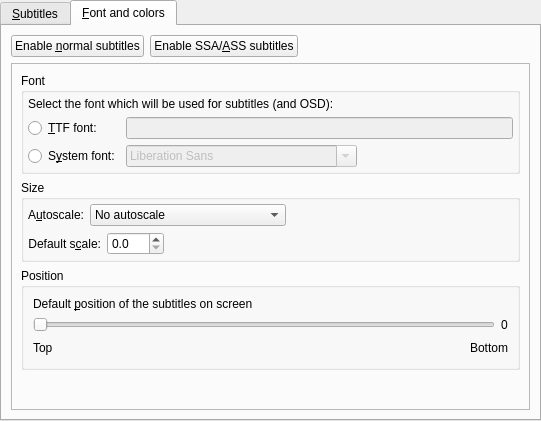
Qt form src/prefsubtitles.ui (bitwiseworks/smplayer-os2) before a commit.
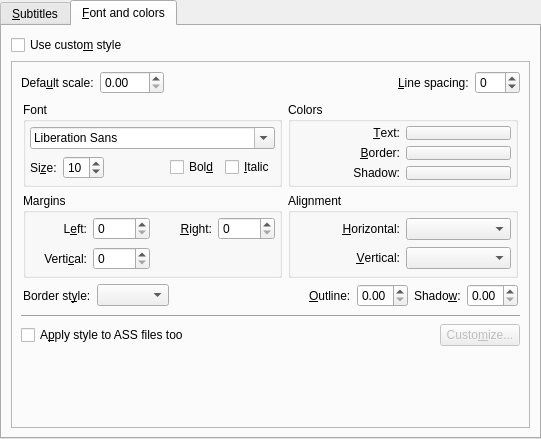
The same form after that commit. The open tabs and pages were chosen to show the change. Custom widgets are drawn as their Qt base class.

Patch:
```diff
--- a/src/prefsubtitles.ui
+++ b/src/prefsubtitles.ui
@@ -7,7 +7,7 @@
     <x>0</x>
     <y>0</y>
     <width>541</width>
-    <height>421</height>
+    <height>439</height>
    </rect>
   </property>
   <property name="windowTitle">
@@ -19,6 +19,9 @@
    </property>
    <item>
     <widget class="QTabWidget" name="subtitles_tab">
+     <property name="enabled">
+      <bool>true</bool>
+     </property>
      <property name="currentIndex">
       <number>0</number>
      </property>
@@ -254,50 +257,14 @@
       </layout>
      </widget>
      <widget class="QWidget" name="tab2">
+      <property name="enabled">
+       <bool>true</bool>
+      </property>
       <attribute name="title">
        <string>&amp;Font and colors</string>
       </attribute>
       <layout class="QGridLayout">
-       <item row="0" column="0">
-        <widget class="QPushButton" name="normal_subs_button">
-         <property name="text">
-          <string>Enable &amp;normal subtitles</string>
-         </property>
-         <property name="checkable">
-          <bool>true</bool>
-         </property>
-         <property name="autoExclusive">
-          <bool>true</bool>
-         </property>
-        </widget>
-       </item>
-       <item row="0" column="1">
-        <widget class="QPushButton" name="ass_subs_button">
-         <property name="text">
-          <string>Enable SSA/&amp;ASS subtitles</string>
-         </property>
-         <property name="checkable">
-          <bool>true</bool>
-         </property>
-         <property name="autoExclusive">
-          <bool>true</bool>
-         </property>
-        </widget>
-       </item>
-       <item row="0" column="2">
-        <spacer>
-         <property name="orientation">
-          <enum>Qt::Horizontal</enum>
-         </property>
-         <property name="sizeHint" stdset="0">
-          <size>
-           <width>291</width>
-           <height>20</height>
-          </size>
-         </property>
-        </spacer>
-       </item>
-       <item row="1" column="0" colspan="3">
+       <item row="1" column="0" colspan="2">
         <widget class="QStackedWidget" name="stackedWidget">
          <property name="sizePolicy">
           <sizepolicy hsizetype="Preferred" vsizetype="Expanding">
@@ -314,325 +281,6 @@
          <property name="currentIndex">
           <number>0</number>
          </property>
-         <widget class="QWidget" name="normal_subs">
-          <layout class="QVBoxLayout">
-           <item>
-            <widget class="QGroupBox" name="groupBox_5">
-             <property name="title">
-              <string>Font</string>
-             </property>
-             <layout class="QGridLayout">
-              <property name="margin">
-               <number>4</number>
-              </property>
-              <property name="spacing">
-               <number>6</number>
-              </property>
-              <item row="1" column="1" colspan="2">
-               <widget class="FileChooser" name="ttf_font_edit">
-                <property name="enabled">
-                 <bool>false</bool>
-                </property>
-               </widget>
-              </item>
-              <item row="2" column="1">
-               <widget class="MyFontComboBox" name="fontCombo">
-                <property name="enabled">
-                 <bool>false</bool>
-                </property>
-                <property name="sizePolicy">
-                 <sizepolicy hsizetype="Preferred" vsizetype="Fixed">
-                  <horstretch>0</horstretch>
-                  <verstretch>0</verstretch>
-                 </sizepolicy>
-                </property>
-               </widget>
-              </item>
-              <item row="0" column="0" colspan="3">
-               <widget class="QLabel" name="textLabel1">
-                <property name="text">
-                 <string>Select the font which will be used for subtitles (and OSD):</string>
-                </property>
-                <property name="wordWrap">
-                 <bool>false</bool>
-                </property>
-               </widget>
-              </item>
-              <item row="2" column="0">
-               <widget class="QRadioButton" name="system_font_button">
-                <property name="text">
-                 <string>S&amp;ystem font:</string>
-                </property>
-               </widget>
-              </item>
-              <item row="2" column="2">
-               <spacer>
-                <property name="orientation">
-                 <enum>Qt::Horizontal</enum>
-                </property>
-                <property name="sizeHint" stdset="0">
-                 <size>
-                  <width>121</width>
-                  <height>20</height>
-                 </size>
-                </property>
-               </spacer>
-              </item>
-              <item row="1" column="0">
-               <widget class="QRadioButton" name="ttf_font_button">
-                <property name="text">
-                 <string>&amp;TTF font:</string>
-                </property>
-               </widget>
-              </item>
-             </layout>
-            </widget>
-           </item>
-           <item>
-            <widget class="QGroupBox" name="groupBox_6">
-             <property name="title">
-              <string>Size</string>
-             </property>
-             <layout class="QGridLayout">
-              <property name="margin">
-               <number>4</number>
-              </property>
-              <property name="spacing">
-               <number>6</number>
-              </property>
-              <item row="0" column="0" colspan="3">
-               <layout class="QHBoxLayout">
-                <property name="spacing">
-                 <number>6</number>
-                </property>
-                <property name="margin">
-                 <number>0</number>
-                </property>
-                <item>
-                 <widget class="QLabel" name="textLabel2_2">
-                  <property name="text">
-                   <string>A&amp;utoscale:</string>
-                  </property>
-                  <property name="wordWrap">
-                   <bool>false</bool>
-                  </property>
-                  <property name="buddy">
-                   <cstring>font_autoscale_combo</cstring>
-                  </property>
-                 </widget>
-                </item>
-                <item>
-                 <widget class="QComboBox" name="font_autoscale_combo">
-                  <item>
-                   <property name="text">
-                    <string>No autoscale</string>
-                   </property>
-                  </item>
-                  <item>
-                   <property name="text">
-                    <string>Proportional to movie height</string>
-                   </property>
-                  </item>
-                  <item>
-                   <property name="text">
-                    <string>Proportional to movie width</string>
-                   </property>
-                  </item>
-                  <item>
-                   <property name="text">
-                    <string>Proportional to movie diagonal</string>
-                   </property>
-                  </item>
-                 </widget>
-                </item>
-                <item>
-                 <spacer>
-                  <property name="orientation">
-                   <enum>Qt::Horizontal</enum>
-                  </property>
-                  <property name="sizeHint" stdset="0">
-                   <size>
-                    <width>71</width>
-                    <height>20</height>
-                   </size>
-                  </property>
-                 </spacer>
-                </item>
-               </layout>
-              </item>
-              <item row="1" column="2">
-               <spacer>
-                <property name="orientation">
-                 <enum>Qt::Horizontal</enum>
-                </property>
-                <property name="sizeHint" stdset="0">
-                 <size>
-                  <width>40</width>
-                  <height>20</height>
-                 </size>
-                </property>
-               </spacer>
-              </item>
-              <item row="1" column="1">
-               <widget class="QDoubleSpinBox" name="font_text_scale_spin">
-                <property name="decimals">
-                 <number>1</number>
-                </property>
-                <property name="singleStep">
-                 <double>0.200000000000000</double>
-                </property>
-               </widget>
-              </item>
-              <item row="1" column="0">
-               <widget class="QLabel" name="scale_label">
-                <property name="text">
-                 <string>Default s&amp;cale:</string>
-                </property>
-                <property name="alignment">
-                 <set>Qt::AlignRight|Qt::AlignTrailing|Qt::AlignVCenter</set>
-                </property>
-                <property name="buddy">
-                 <cstring>font_text_scale_spin</cstring>
-                </property>
-               </widget>
-              </item>
-             </layout>
-            </widget>
-           </item>
-           <item>
-            <widget class="QGroupBox" name="groupBox_2">
-             <property name="title">
-              <string>Position</string>
-             </property>
-             <layout class="QVBoxLayout">
-              <property name="spacing">
-               <number>6</number>
-              </property>
-              <property name="margin">
-               <number>9</number>
-              </property>
-              <item>
-               <widget class="QLabel" name="textLabel1_22">
-                <property name="text">
-                 <string>Default &amp;position of the subtitles on screen</string>
-                </property>
-                <property name="alignment">
-                 <set>Qt::AlignVCenter</set>
-                </property>
-                <property name="wordWrap">
-                 <bool>true</bool>
-                </property>
-                <property name="buddy">
-                 <cstring>sub_pos_slider</cstring>
-                </property>
-               </widget>
-              </item>
-              <item>
-               <layout class="QHBoxLayout">
-                <property name="spacing">
-                 <number>6</number>
-                </property>
-                <property name="margin">
-                 <number>0</number>
-                </property>
-                <item>
-                 <widget class="QSlider" name="sub_pos_slider">
-                  <property name="sizePolicy">
-                   <sizepolicy hsizetype="Expanding" vsizetype="Fixed">
-                    <horstretch>0</horstretch>
-                    <verstretch>0</verstretch>
-                   </sizepolicy>
-                  </property>
-                  <property name="minimum">
-                   <number>0</number>
-                  </property>
-                  <property name="maximum">
-                   <number>100</number>
-                  </property>
-                  <property name="pageStep">
-                   <number>1</number>
-                  </property>
-                  <property name="orientation">
-                   <enum>Qt::Horizontal</enum>
-                  </property>
-                 </widget>
-                </item>
-                <item>
-                 <widget class="QLabel" name="sub_pos_label">
-                  <property name="text">
-                   <string>0</string>
-                  </property>
-                  <property name="wordWrap">
-                   <bool>false</bool>
-                  </property>
-                 </widget>
-                </item>
-               </layout>
-              </item>
-              <item>
-               <layout class="QHBoxLayout">
-                <property name="spacing">
-                 <number>6</number>
-                </property>
-                <property name="margin">
-                 <number>0</number>
-                </property>
-                <item>
-                 <widget class="QLabel" name="textLabel2_9">
-                  <property name="text">
-                   <string>Top</string>
-                  </property>
-                  <property name="wordWrap">
-                   <bool>false</bool>
-                  </property>
-                 </widget>
-                </item>
-                <item>
-                 <spacer>
-                  <property name="orientation">
-                   <enum>Qt::Horizontal</enum>
-                  </property>
-                  <property name="sizeType">
-                   <enum>QSizePolicy::Expanding</enum>
-                  </property>
-                  <property name="sizeHint" stdset="0">
-                   <size>
-                    <width>131</width>
-                    <height>20</height>
-                   </size>
-                  </property>
-                 </spacer>
-                </item>
-                <item>
-                 <widget class="QLabel" name="textLabel3_5">
-                  <property name="text">
-                   <string>Bottom</string>
-                  </property>
-                  <property name="wordWrap">
-                   <bool>false</bool>
-                  </property>
-                 </widget>
-                </item>
-               </layout>
-              </item>
-             </layout>
-            </widget>
-           </item>
-           <item>
-            <spacer>
-             <property name="orientation">
-              <enum>Qt::Vertical</enum>
-             </property>
-             <property name="sizeHint" stdset="0">
-              <size>
-               <width>20</width>
-               <height>40</height>
-              </size>
-             </property>
-            </spacer>
-           </item>
-          </layout>
-         </widget>
          <widget class="QWidget" name="ass_subs">
           <layout class="QVBoxLayout">
            <item>
@@ -1081,7 +729,7 @@
              <item>
               <widget class="QCheckBox" name="force_ass_styles">
                <property name="text">
-                <string>A&amp;pply style to ass files too</string>
+                <string>A&amp;pply style to ASS files too</string>
                </property>
               </widget>
              </item>
@@ -1127,6 +775,13 @@
          </widget>
         </widget>
        </item>
+       <item row="0" column="0">
+        <widget class="QCheckBox" name="ass_custom_check">
+         <property name="text">
+          <string>Use custo&amp;m style</string>
+         </property>
+        </widget>
+       </item>
       </layout>
      </widget>
     </widget>
@@ -1134,11 +789,6 @@
   </layout>
  </widget>
  <customwidgets>
-  <customwidget>
-   <class>FileChooser</class>
-   <extends>QLineEdit</extends>
-   <header>filechooser.h</header>
-  </customwidget>
   <customwidget>
    <class>MyFontComboBox</class>
    <extends>QFontComboBox</extends>
```
Left out of the diff: 66 changed lines with no effect on the pictures.
